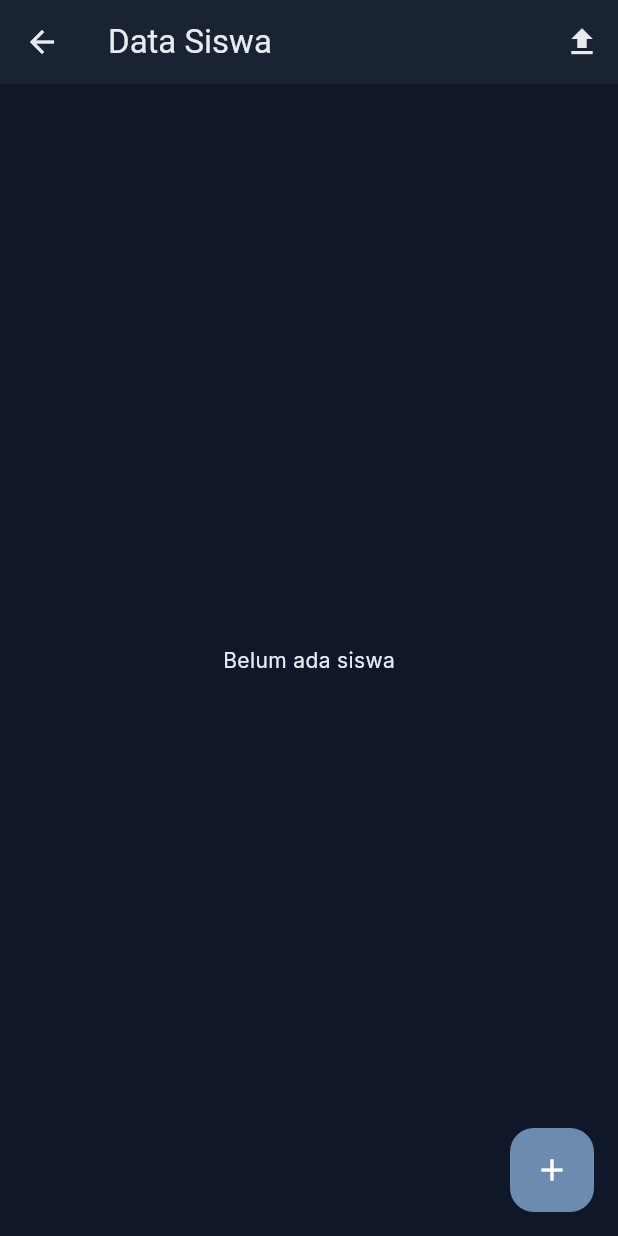
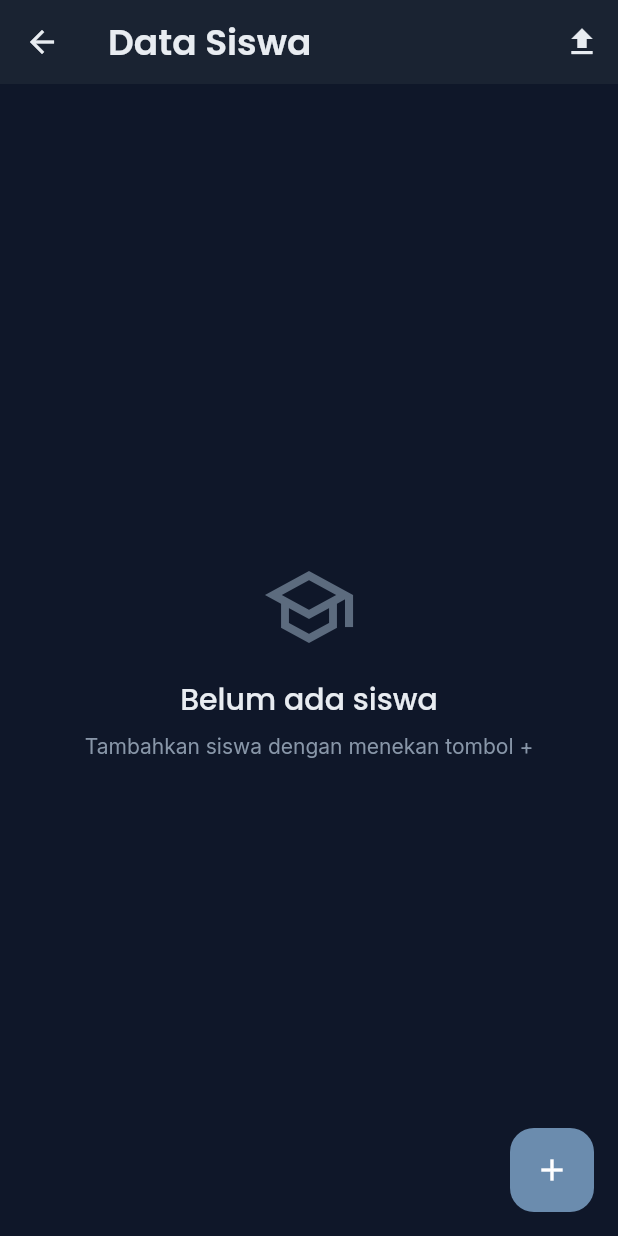
Before and after one commit to Chukie99/kelasfun, a Flutter app: the StudentListScreen screen opened directly, on a phone screen of 412 x 824 dp. Run offline on Flutter 3.47's test engine with Material 3 defaults, Android fonts, the phone set to English and light mode, and no system bars; our stand-ins replace drift, file_picker, fl_chart, google_fonts, pdf, printing and 2 more; missing offline and left inert: mobile_scanner, shelf_router; accounts and stored records are empty; generated files the repository leaves out were written again.

Commit message:
feat: restyle StudentList with Soft & Calm theme

```diff
--- a/lib/features/students/student_list_screen.dart
+++ b/lib/features/students/student_list_screen.dart
@@ -2,10 +2,12 @@ import 'package:flutter/material.dart';
 import 'package:file_picker/file_picker.dart';
 import 'package:provider/provider.dart';
 import 'package:kelasfun/core/database/app_database.dart';
+import 'package:kelasfun/core/theme/app_theme.dart';
 import 'package:kelasfun/core/utils/qr_generator.dart';
 import 'package:kelasfun/features/students/student_form_screen.dart';
 import 'package:kelasfun/features/students/student_detail_screen.dart';
 import 'package:kelasfun/features/students/widgets/student_card.dart';
+import 'package:kelasfun/shared/widgets/app_text_field.dart';
 
 class StudentListScreen extends StatefulWidget {
   const StudentListScreen({super.key});
@@ -70,13 +72,15 @@ class _StudentListScreenState extends State<StudentListScreen> {
   @override
   Widget build(BuildContext context) {
     final db = context.read<AppDatabase>();
+    final isDark = Theme.of(context).brightness == Brightness.dark;
 
     return Scaffold(
       appBar: AppBar(
-        title: const Text('Data Siswa'),
+        title: Text('Data Siswa', style: AppTheme.h2(context)),
         actions: [
           IconButton(
-            icon: const Icon(Icons.file_upload),
+            icon: Icon(Icons.file_upload,
+                color: isDark ? AppTheme.textPrimary : AppTheme.lightTextPrimary),
             onPressed: () => _importCSV(context),
           ),
         ],
@@ -92,7 +96,9 @@ class _StudentListScreenState extends State<StudentListScreen> {
         stream: db.studentDao.watchAllStudents(),
         builder: (context, snapshot) {
           if (snapshot.connectionState == ConnectionState.waiting) {
-            return const Center(child: CircularProgressIndicator());
+            return Center(
+                child: CircularProgressIndicator(
+                    color: isDark ? AppTheme.accent : AppTheme.lightAccent));
           }
           final students = snapshot.data ?? [];
 
@@ -110,33 +116,89 @@ class _StudentListScreenState extends State<StudentListScreen> {
           }).toList();
 
           if (students.isEmpty) {
-            return const Center(child: Text('Belum ada siswa'));
+            return Center(
+              child: Column(
+                mainAxisAlignment: MainAxisAlignment.center,
+                children: [
+                  Icon(Icons.school_outlined,
+                      size: 64,
+                      color: isDark ? AppTheme.textTertiary : AppTheme.lightTextTertiary),
+                  const SizedBox(height: AppTheme.spacingBase),
+                  Text('Belum ada siswa',
+                      style: AppTheme.h3(context)),
+                  const SizedBox(height: AppTheme.spacingSm),
+                  Text('Tambahkan siswa dengan menekan tombol +',
+                      style: AppTheme.bodySmall(context)),
+                ],
+              ),
+            );
           }
           return Column(
             children: [
               Padding(
-                padding: const EdgeInsets.all(16),
-                child: TextField(
-                  decoration: InputDecoration(
-                    hintText: 'Cari siswa...',
-                    prefixIcon: const Icon(Icons.search),
-                    border: OutlineInputBorder(borderRadius: BorderRadius.circular(12)),
-                  ),
+                padding: const EdgeInsets.all(AppTheme.spacingBase),
+                child: AppTextField(
+                  hint: 'Cari siswa...',
+                  prefixIcon: Icons.search,
                   onChanged: (v) => setState(() => _searchQuery = v),
                 ),
               ),
-              Padding(
-                padding: const EdgeInsets.symmetric(horizontal: 16),
-                child: DropdownButton<String>(
-                  value: _selectedClass,
-                  items: classes.map((c) => DropdownMenuItem(value: c, child: Text(c))).toList(),
-                  onChanged: (v) => setState(() => _selectedClass = v ?? 'Semua'),
+              SizedBox(
+                height: 48,
+                child: ListView.separated(
+                  padding: const EdgeInsets.symmetric(horizontal: AppTheme.spacingBase),
+                  scrollDirection: Axis.horizontal,
+                  itemCount: classes.length,
+                  separatorBuilder: (_, __) => const SizedBox(width: AppTheme.spacingSm),
+                  itemBuilder: (context, index) {
+                    final cls = classes[index];
+                    final isSelected = _selectedClass == cls;
+                    return ChoiceChip(
+                      label: Text(cls),
+                      selected: isSelected,
+                      onSelected: (_) => setState(() => _selectedClass = cls),
+                      selectedColor: isDark ? AppTheme.mintSoft : AppTheme.lightMintSoft,
+                      backgroundColor: isDark ? AppTheme.surfaceLight : AppTheme.lightSurfaceLight,
+                      labelStyle: AppTheme.bodySmall(context).copyWith(
+                        color: isSelected
+                            ? (isDark ? AppTheme.mint : AppTheme.lightMint)
+                            : (isDark ? AppTheme.textSecondary : AppTheme.lightTextSecondary),
+                        fontWeight: isSelected ? FontWeight.w600 : FontWeight.normal,
+                      ),
+                      checkmarkColor: isDark ? AppTheme.mint : AppTheme.lightMint,
+                      shape: RoundedRectangleBorder(
+                        borderRadius: BorderRadius.circular(AppTheme.radiusChip),
+                        side: BorderSide(
+                          color: isSelected
+                              ? (isDark ? AppTheme.mint : AppTheme.lightMint)
+                              : (isDark ? AppTheme.divider : AppTheme.lightDivider),
+                        ),
+                      ),
+                    );
+                  },
                 ),
               ),
+              const SizedBox(height: AppTheme.spacingSm),
               Expanded(
                 child: filteredStudents.isEmpty
-                    ? const Center(child: Text('Tidak ada siswa ditemukan'))
+                    ? Center(
+                        child: Column(
+                          mainAxisAlignment: MainAxisAlignment.center,
+                          children: [
+                            Icon(Icons.search_off,
+                                size: 48,
+                                color: isDark ? AppTheme.textTertiary : AppTheme.lightTextTertiary),
+                            const SizedBox(height: AppTheme.spacingBase),
+                            Text('Tidak ada siswa ditemukan',
+                                style: AppTheme.h3(context)),
+                            const SizedBox(height: AppTheme.spacingSm),
+                            Text('Coba kata kunci lain atau ubah filter',
+                                style: AppTheme.bodySmall(context)),
+                          ],
+                        ),
+                      )
                     : ListView.builder(
+                        padding: const EdgeInsets.only(bottom: AppTheme.spacingXl),
                         itemCount: filteredStudents.length,
                         itemBuilder: (context, index) {
                           final student = filteredStudents[index];
```
Also changed, not shown: lib/features/students/widgets/student_card.dart (+12 -10 lines).
